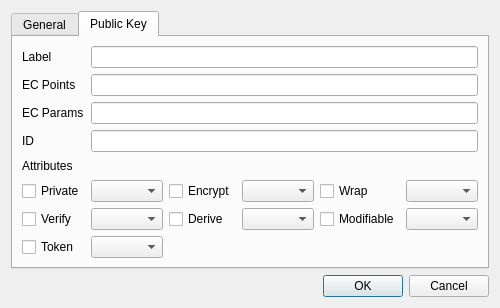
Old version of the form HsmMan/create_ec_pub_key_dlg.ui in the repository jykim74/CryptokiMan.
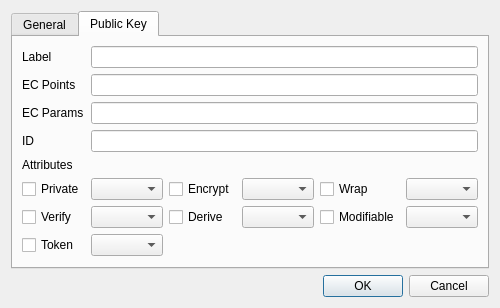
New version of the form. The open tabs and pages were chosen to show the change.

What changed in the file:
```diff
--- a/HsmMan/create_ec_pub_key_dlg.ui
+++ b/HsmMan/create_ec_pub_key_dlg.ui
@@ -17,7 +17,7 @@
    <item>
     <widget class="QTabWidget" name="tabWidget">
      <property name="currentIndex">
-      <number>1</number>
+      <number>0</number>
      </property>
      <widget class="QWidget" name="tab">
       <attribute name="title">
@@ -40,12 +40,12 @@
        <item row="3" column="2">
         <widget class="QLabel" name="label_9">
          <property name="text">
-          <string>Session Handle</string>
+          <string>Session</string>
          </property>
         </widget>
        </item>
        <item row="3" column="1">
-        <widget class="QLineEdit" name="lineEdit"/>
+        <widget class="QLineEdit" name="mSlotIDText"/>
        </item>
        <item row="3" column="4">
         <widget class="QLabel" name="label_10">
@@ -62,13 +62,13 @@
         </widget>
        </item>
        <item row="3" column="3">
-        <widget class="QLineEdit" name="lineEdit_2"/>
+        <widget class="QLineEdit" name="mSessionText"/>
        </item>
        <item row="3" column="5">
-        <widget class="QLineEdit" name="lineEdit_3"/>
+        <widget class="QLineEdit" name="mLoginText"/>
        </item>
        <item row="1" column="0" colspan="6">
-        <widget class="QComboBox" name="comboBox"/>
+        <widget class="QComboBox" name="mSlotsCombo"/>
        </item>
        <item row="0" column="0" colspan="2">
         <widget class="QLabel" name="label">
@@ -91,58 +91,36 @@
        <string>Public Key</string>
       </attribute>
       <layout class="QGridLayout" name="gridLayout_2">
-       <item row="7" column="0">
-        <widget class="QCheckBox" name="checkBox_3">
-         <property name="text">
-          <string>Token</string>
-         </property>
-        </widget>
+       <item row="0" column="1" colspan="5">
+        <widget class="QLineEdit" name="mLabelText"/>
        </item>
-       <item row="3" column="0">
-        <widget class="QLabel" name="label_7">
+       <item row="1" column="0">
+        <widget class="QLabel" name="label_5">
          <property name="text">
-          <string>ID</string>
-         </property>
-        </widget>
-       </item>
-       <item row="4" column="0">
-        <widget class="QLabel" name="label_8">
-         <property name="text">
-          <string>Attributes</string>
+          <string>EC Points</string>
          </property>
         </widget>
        </item>
        <item row="5" column="3">
-        <widget class="QComboBox" name="comboBox_3"/>
+        <widget class="QComboBox" name="mEncryptCombo"/>
+       </item>
+       <item row="6" column="2">
+        <widget class="QCheckBox" name="mDeriveCheck">
+         <property name="text">
+          <string>Derive</string>
+         </property>
+        </widget>
+       </item>
+       <item row="5" column="1">
+        <widget class="QComboBox" name="mPrivateCombo"/>
        </item>
        <item row="5" column="2">
-        <widget class="QCheckBox" name="checkBox_4">
+        <widget class="QCheckBox" name="mEncryptCheck">
          <property name="text">
           <string>Encrypt</string>
          </property>
         </widget>
        </item>
-       <item row="6" column="0">
-        <widget class="QCheckBox" name="checkBox_2">
-         <property name="text">
-          <string>Verify</string>
-         </property>
-        </widget>
-       </item>
-       <item row="5" column="0">
-        <widget class="QCheckBox" name="checkBox">
-         <property name="text">
-          <string>Private</string>
-         </property>
-        </widget>
-       </item>
-       <item row="2" column="0">
-        <widget class="QLabel" name="label_6">
-         <property name="text">
-          <string>EC Params</string>
-         </property>
-        </widget>
-       </item>
        <item row="0" column="0">
         <widget class="QLabel" name="label_4">
          <property name="text">
@@ -150,63 +128,98 @@
          </property>
         </widget>
        </item>
-       <item row="5" column="1">
-        <widget class="QComboBox" name="comboBox_2"/>
-       </item>
-       <item row="1" column="0">
-        <widget class="QLabel" name="label_5">
-         <property name="text">
-          <string>EC Points</string>
-         </property>
-        </widget>
-       </item>
-       <item row="5" column="4">
-        <widget class="QCheckBox" name="checkBox_5">
-         <property name="text">
-          <string>Wrap</string>
-         </property>
-        </widget>
-       </item>
-       <item row="5" column="5">
-        <widget class="QComboBox" name="comboBox_4"/>
-       </item>
        <item row="6" column="1">
-        <widget class="QComboBox" name="comboBox_5"/>
+        <widget class="QComboBox" name="mVerifyCombo"/>
        </item>
-       <item row="7" column="1">
-        <widget class="QComboBox" name="comboBox_6"/>
+       <item row="5" column="5">
+        <widget class="QComboBox" name="mWrapCombo"/>
+       </item>
+       <item row="2" column="0">
+        <widget class="QLabel" name="label_6">
+         <property name="text">
+          <string>EC Params</string>
+         </property>
+        </widget>
+       </item>
+       <item row="6" column="0">
+        <widget class="QCheckBox" name="mVerifyCheck">
+         <property name="text">
+          <string>Verify</string>
+         </property>
+        </widget>
        </item>
        <item row="6" column="3">
-        <widget class="QComboBox" name="comboBox_7"/>
-       </item>
-       <item row="6" column="5">
-        <widget class="QComboBox" name="comboBox_8"/>
-       </item>
-       <item row="6" column="2">
-        <widget class="QCheckBox" name="checkBox_6">
-         <property name="text">
-          <string>Derive</string>
-         </property>
-        </widget>
+        <widget class="QComboBox" name="mDeriveCombo"/>
        </item>
        <item row="6" column="4">
-        <widget class="QCheckBox" name="checkBox_7">
+        <widget class="QCheckBox" name="mModifiableCheck">
          <property name="text">
           <string>Modifiable</string>
          </property>
         </widget>
        </item>
-       <item row="0" column="1" colspan="5">
-        <widget class="QLineEdit" name="lineEdit_4"/>
+       <item row="3" column="0">
+        <widget class="QLabel" name="label_7">
+         <property name="text">
+          <string>ID</string>
+         </property>
+        </widget>
+       </item>
+       <item row="7" column="0">
+        <widget class="QCheckBox" name="mTokenCheck">
+         <property name="text">
+          <string>Token</string>
+         </property>
+        </widget>
+       </item>
+       <item row="4" column="0">
+        <widget class="QLabel" name="label_8">
+         <property name="text">
+          <string>Attributes</string>
+         </property>
+        </widget>
+       </item>
+       <item row="6" column="5">
+        <widget class="QComboBox" name="mModifiableCombo"/>
        </item>
        <item row="1" column="1" colspan="5">
-        <widget class="QLineEdit" name="lineEdit_5"/>
+        <widget class="QLineEdit" name="mECPointsText"/>
        </item>
-       <item row="2" column="1" colspan="5">
-        <widget class="QLineEdit" name="lineEdit_6"/>
+       <item row="5" column="0">
+        <widget class="QCheckBox" name="mPrivateCheck">
+         <property name="text">
+          <string>Private</string>
+         </property>
+        </widget>
        </item>
        <item row="3" column="1" colspan="5">
-        <widget class="QLineEdit" name="lineEdit_7"/>
+        <widget class="QLineEdit" name="mIDText"/>
+       </item>
+       <item row="2" column="1" colspan="5">
+        <widget class="QLineEdit" name="mECParamsText"/>
+       </item>
+       <item row="7" column="1">
+        <widget class="QComboBox" name="mTokenCombo"/>
+       </item>
+       <item row="8" column="1">
+        <spacer name="verticalSpacer_2">
+         <property name="orientation">
+          <enum>Qt::Vertical</enum>
+         </property>
+         <property name="sizeHint" stdset="0">
+          <size>
+           <width>20</width>
+           <height>40</height>
+          </size>
+         </property>
+        </spacer>
+       </item>
+       <item row="5" column="4">
+        <widget class="QCheckBox" name="mWrapCheck">
+         <property name="text">
+          <string>Wrap</string>
+         </property>
+        </widget>
        </item>
       </layout>
      </widget>
```
